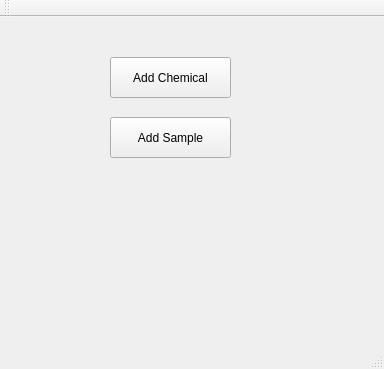
Old version of the form mainwindow.ui in the repository TripletESR/DatabaseInput.
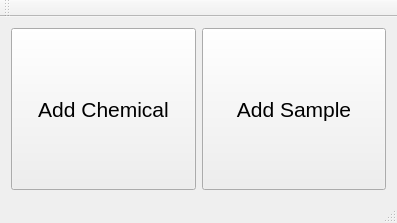
New version of the form.

What changed in the file:
```diff
--- a/mainwindow.ui
+++ b/mainwindow.ui
@@ -6,40 +6,52 @@
    <rect>
     <x>0</x>
     <y>0</y>
-    <width>384</width>
-    <height>369</height>
+    <width>397</width>
+    <height>223</height>
    </rect>
   </property>
   <property name="windowTitle">
    <string>Database Input</string>
   </property>
   <widget class="QWidget" name="centralWidget">
+   <layout class="QGridLayout" name="gridLayout">
+    <item row="1" column="0">
    <widget class="QPushButton" name="pushButton_addChemical">
-    <property name="geometry">
-     <rect>
-      <x>110</x>
-      <y>40</y>
-      <width>121</width>
-      <height>41</height>
-     </rect>
+      <property name="sizePolicy">
+       <sizepolicy hsizetype="Minimum" vsizetype="Minimum">
+        <horstretch>0</horstretch>
+        <verstretch>0</verstretch>
+       </sizepolicy>
+      </property>
+      <property name="font">
+       <font>
+        <pointsize>16</pointsize>
+       </font>
     </property>
     <property name="text">
      <string>Add Chemical</string>
     </property>
    </widget>
+    </item>
+    <item row="1" column="1">
    <widget class="QPushButton" name="pushButton_addSample">
-    <property name="geometry">
-     <rect>
-      <x>110</x>
-      <y>100</y>
-      <width>121</width>
-      <height>41</height>
-     </rect>
+      <property name="sizePolicy">
+       <sizepolicy hsizetype="Minimum" vsizetype="Minimum">
+        <horstretch>0</horstretch>
+        <verstretch>0</verstretch>
+       </sizepolicy>
+      </property>
+      <property name="font">
+       <font>
+        <pointsize>16</pointsize>
+       </font>
     </property>
     <property name="text">
      <string>Add Sample</string>
     </property>
    </widget>
+    </item>
+   </layout>
   </widget>
   <widget class="QMenuBar" name="menuBar">
    <property name="geometry">
```
Left out of the diff: 2 changed lines with no effect on the pictures. Lines whose indentation alone changed are shown as unchanged.
